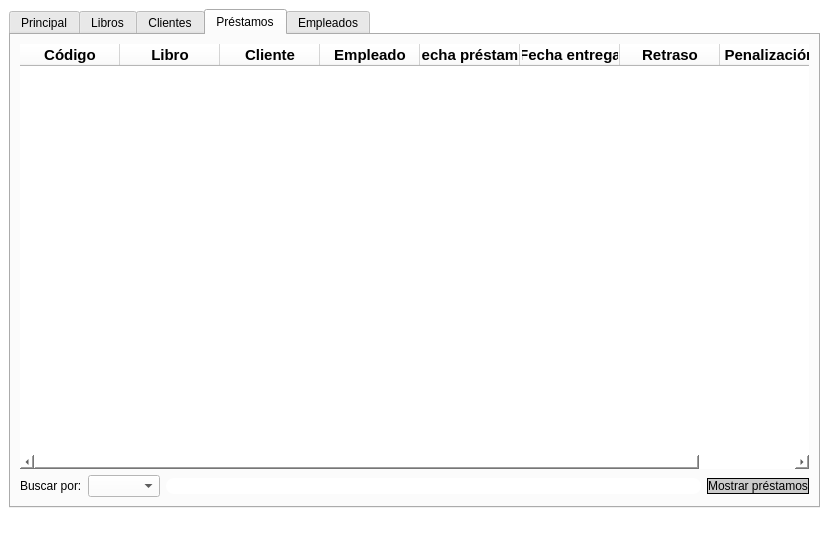
Qt form mainwindow.ui (AdrianPrietoLozano/biblioteca) before a commit.
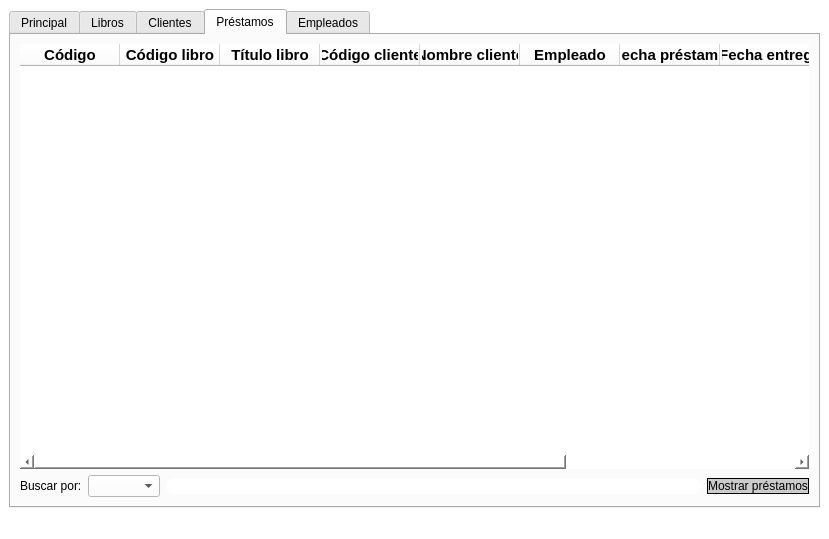
The same form after that commit. The open tabs and pages were chosen to show the change. Icons and pictures are not drawn.

Commit message: Se muestra el código del libro y del cliente en la tabla de préstamos

```diff
--- a/mainwindow.ui
+++ b/mainwindow.ui
@@ -721,7 +721,7 @@
           </column>
           <column>
            <property name="text">
-            <string>Libro</string>
+            <string>Código libro</string>
            </property>
            <property name="font">
             <font>
@@ -733,7 +733,31 @@
           </column>
           <column>
            <property name="text">
-            <string>Cliente</string>
+            <string>Título libro</string>
+           </property>
+           <property name="font">
+            <font>
+             <pointsize>11</pointsize>
+             <weight>75</weight>
+             <bold>true</bold>
+            </font>
+           </property>
+          </column>
+          <column>
+           <property name="text">
+            <string>Código cliente</string>
+           </property>
+           <property name="font">
+            <font>
+             <pointsize>11</pointsize>
+             <weight>75</weight>
+             <bold>true</bold>
+            </font>
+           </property>
+          </column>
+          <column>
+           <property name="text">
+            <string>Nombre cliente</string>
            </property>
            <property name="font">
             <font>
```
Left out of the diff: 2 changed lines with no effect on the pictures. The commit also changes 5 other files.
